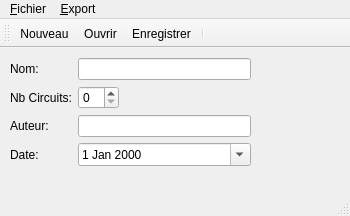
Before: the Qt Designer form lightapp/ui/QDesigner/MainWindow.ui in raphigaziano/lightapp, drawn with Qt 5.
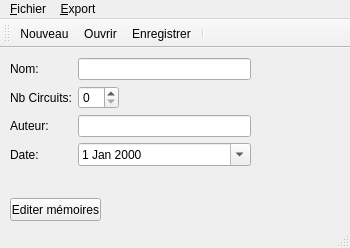
After: the same form once the commit is applied. Icons and pictures are not drawn.

Commit message: memslot obj basics + first slot editing form draft

The edit to the form file:
```diff
--- a/lightapp/ui/QDesigner/MainWindow.ui
+++ b/lightapp/ui/QDesigner/MainWindow.ui
@@ -10,7 +10,7 @@
     <x>0</x>
     <y>0</y>
     <width>350</width>
-    <height>216</height>
+    <height>248</height>
    </rect>
   </property>
   <property name="sizePolicy">
@@ -113,6 +113,19 @@
     </property>
     <layout class="QVBoxLayout" name="verticalLayout_2"/>
    </widget>
+   <widget class="QPushButton" name="btn_edit_slots">
+    <property name="geometry">
+     <rect>
+      <x>10</x>
+      <y>150</y>
+      <width>91</width>
+      <height>23</height>
+     </rect>
+    </property>
+    <property name="text">
+     <string>Editer mémoires</string>
+    </property>
+   </widget>
   </widget>
   <widget class="QMenuBar" name="menubar">
    <property name="geometry">
```
The commit also changes 8 other files.
